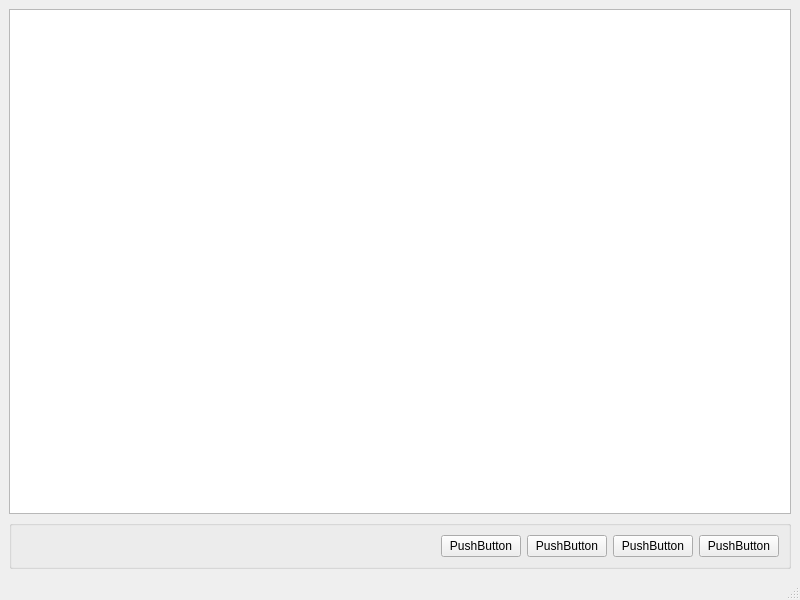
Qt form QGraphicScene_example2/mainwindow.ui (andrei-crisu/ShapeGenerationApp) before a commit.
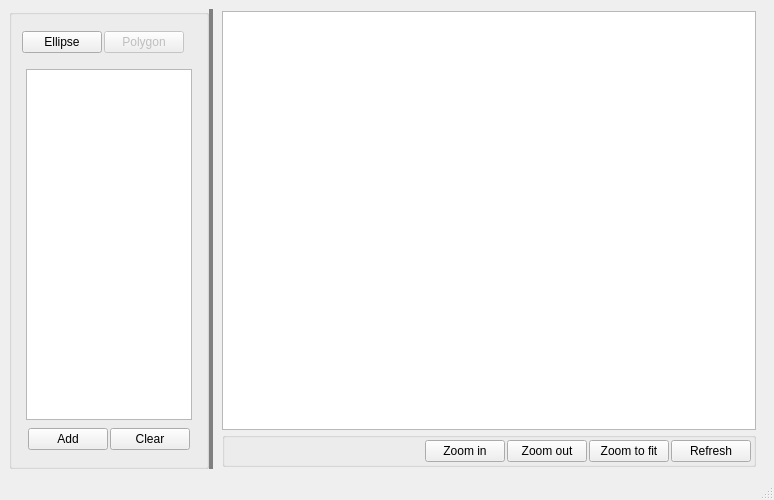
The same form after that commit.

Diff of the .ui file:
```diff
--- a/QGraphicScene_example2/mainwindow.ui
+++ b/QGraphicScene_example2/mainwindow.ui
@@ -6,96 +6,390 @@
    <rect>
     <x>0</x>
     <y>0</y>
-    <width>800</width>
-    <height>600</height>
+    <width>774</width>
+    <height>500</height>
    </rect>
   </property>
   <property name="minimumSize">
    <size>
-    <width>400</width>
-    <height>300</height>
+    <width>600</width>
+    <height>500</height>
    </size>
   </property>
   <property name="windowTitle">
    <string>MainWindow</string>
   </property>
   <widget class="QWidget" name="centralwidget">
-   <layout class="QVBoxLayout" name="verticalLayout">
+   <layout class="QHBoxLayout" name="horizontalLayout_3">
     <item>
-     <widget class="QGraphicsView" name="graphicsView"/>
-    </item>
-    <item>
-     <widget class="QGroupBox" name="groupBox">
-      <property name="title">
-       <string/>
+     <widget class="QSplitter" name="splitter">
+      <property name="sizePolicy">
+       <sizepolicy hsizetype="Expanding" vsizetype="Preferred">
+        <horstretch>1</horstretch>
+        <verstretch>1</verstretch>
+       </sizepolicy>
       </property>
-      <layout class="QHBoxLayout" name="horizontalLayout">
-       <item>
-        <spacer name="horizontalSpacer">
-         <property name="orientation">
-          <enum>Qt::Horizontal</enum>
+      <property name="styleSheet">
+       <string notr="true">QSplitter::handle
+{
+	background-color:gray;
+}</string>
+      </property>
+      <property name="orientation">
+       <enum>Qt::Horizontal</enum>
+      </property>
+      <property name="childrenCollapsible">
+       <bool>false</bool>
+      </property>
+      <widget class="QGroupBox" name="groupBox_2">
+       <property name="sizePolicy">
+        <sizepolicy hsizetype="Minimum" vsizetype="Minimum">
+         <horstretch>1</horstretch>
+         <verstretch>1</verstretch>
+        </sizepolicy>
+       </property>
+       <property name="minimumSize">
+        <size>
+         <width>200</width>
+         <height>0</height>
+        </size>
+       </property>
+       <property name="maximumSize">
+        <size>
+         <width>400</width>
+         <height>16777215</height>
+        </size>
+       </property>
+       <property name="title">
+        <string/>
+       </property>
+       <layout class="QHBoxLayout" name="horizontalLayout_2">
+        <property name="spacing">
+         <number>0</number>
+        </property>
+        <property name="leftMargin">
+         <number>0</number>
+        </property>
+        <property name="topMargin">
+         <number>0</number>
+        </property>
+        <property name="rightMargin">
+         <number>0</number>
+        </property>
+        <property name="bottomMargin">
+         <number>0</number>
+        </property>
+        <item>
+         <widget class="QGroupBox" name="propertiesBox">
+          <property name="sizePolicy">
+           <sizepolicy hsizetype="Preferred" vsizetype="Preferred">
+            <horstretch>1</horstretch>
+            <verstretch>1</verstretch>
+           </sizepolicy>
+          </property>
+          <property name="styleSheet">
+           <string notr="true">QGroupBox#propertiesBox
+{
+border-style:none;
+}</string>
+          </property>
+          <property name="title">
+           <string/>
+          </property>
+          <layout class="QVBoxLayout" name="verticalLayout_2">
+           <property name="spacing">
+            <number>2</number>
+           </property>
+           <property name="leftMargin">
+            <number>2</number>
+           </property>
+           <property name="topMargin">
+            <number>2</number>
+           </property>
+           <property name="rightMargin">
+            <number>2</number>
+           </property>
+           <property name="bottomMargin">
+            <number>2</number>
+           </property>
+           <item>
+            <widget class="QGroupBox" name="shapeTypeBox">
+             <property name="styleSheet">
+              <string notr="true">QGroupBox#shapeTypeBox
+{
+border-style:none;
+}</string>
+             </property>
+             <property name="title">
+              <string/>
+             </property>
+             <layout class="QHBoxLayout" name="horizontalLayout_4">
+              <property name="spacing">
+               <number>2</number>
+              </property>
+              <property name="leftMargin">
+               <number>2</number>
+              </property>
+              <property name="topMargin">
+               <number>2</number>
+              </property>
+              <property name="rightMargin">
+               <number>2</number>
+              </property>
+              <property name="bottomMargin">
+               <number>2</number>
+              </property>
+              <item>
+               <widget class="QPushButton" name="ellipseButton">
+                <property name="minimumSize">
+                 <size>
+                  <width>80</width>
+                  <height>22</height>
+                 </size>
+                </property>
+                <property name="text">
+                 <string>Ellipse</string>
+                </property>
+               </widget>
+              </item>
+              <item>
+               <widget class="QPushButton" name="polygonButton">
+                <property name="enabled">
+                 <bool>false</bool>
+                </property>
+                <property name="minimumSize">
+                 <size>
+                  <width>80</width>
+                  <height>22</height>
+                 </size>
+                </property>
+                <property name="text">
+                 <string>Polygon</string>
+                </property>
+               </widget>
+              </item>
+              <item>
+               <spacer name="horizontalSpacer_2">
+                <property name="orientation">
+                 <enum>Qt::Horizontal</enum>
+                </property>
+                <property name="sizeHint" stdset="0">
+                 <size>
+                  <width>411</width>
+                  <height>20</height>
+                 </size>
+                </property>
+               </spacer>
+              </item>
+             </layout>
+            </widget>
+           </item>
+           <item>
+            <widget class="QStackedWidget" name="stackedWidget_2">
+             <property name="currentIndex">
+              <number>1</number>
+             </property>
+             <widget class="QWidget" name="page_3"/>
+             <widget class="QWidget" name="page_4">
+              <layout class="QVBoxLayout" name="verticalLayout_3">
+               <item>
+                <widget class="QTextEdit" name="polygonVerticesEdit"/>
+               </item>
+               <item>
+                <widget class="QGroupBox" name="shapeTypeBox_2">
+                 <property name="styleSheet">
+                  <string notr="true">QGroupBox
+{
+border-style:none;
+}</string>
+                 </property>
+                 <property name="title">
+                  <string/>
+                 </property>
+                 <layout class="QHBoxLayout" name="horizontalLayout_5">
+                  <property name="spacing">
+                   <number>2</number>
+                  </property>
+                  <property name="leftMargin">
+                   <number>2</number>
+                  </property>
+                  <property name="topMargin">
+                   <number>2</number>
+                  </property>
+                  <property name="rightMargin">
+                   <number>2</number>
+                  </property>
+                  <property name="bottomMargin">
+                   <number>2</number>
+                  </property>
+                  <item>
+                   <widget class="QPushButton" name="pushButton_10">
+                    <property name="minimumSize">
+                     <size>
+                      <width>80</width>
+                      <height>22</height>
+                     </size>
+                    </property>
+                    <property name="text">
+                     <string>Add</string>
+                    </property>
+                   </widget>
+                  </item>
+                  <item>
+                   <widget class="QPushButton" name="pushButton_11">
+                    <property name="minimumSize">
+                     <size>
+                      <width>80</width>
+                      <height>22</height>
+                     </size>
+                    </property>
+                    <property name="text">
+                     <string>Clear</string>
+                    </property>
+                   </widget>
+                  </item>
+                  <item>
+                   <spacer name="horizontalSpacer_3">
+                    <property name="orientation">
+                     <enum>Qt::Horizontal</enum>
+                    </property>
+                    <property name="sizeHint" stdset="0">
+                     <size>
+                      <width>411</width>
+                      <height>20</height>
+                     </size>
+                    </property>
+                   </spacer>
+                  </item>
+                 </layout>
+                </widget>
+               </item>
+              </layout>
+             </widget>
+            </widget>
+           </item>
+          </layout>
+         </widget>
+        </item>
+       </layout>
+      </widget>
+      <widget class="QStackedWidget" name="stackedWidget">
+       <property name="sizePolicy">
+        <sizepolicy hsizetype="Expanding" vsizetype="Expanding">
+         <horstretch>9</horstretch>
+         <verstretch>9</verstretch>
+        </sizepolicy>
+       </property>
+       <property name="currentIndex">
+        <number>0</number>
+       </property>
+       <widget class="QWidget" name="page">
+        <layout class="QVBoxLayout" name="verticalLayout">
+         <property name="spacing">
+          <number>2</number>
          </property>
-         <property name="sizeHint" stdset="0">
-          <size>
-           <width>411</width>
-           <height>20</height>
-          </size>
+         <property name="topMargin">
+          <number>2</number>
          </property>
-        </spacer>
-       </item>
-       <item>
-        <widget class="QPushButton" name="pushButton_4">
-         <property name="minimumSize">
-          <size>
-           <width>80</width>
-           <height>22</height>
-          </size>
+         <property name="bottomMargin">
+          <number>2</number>
          </property>
-         <property name="text">
-          <string>PushButton</string>
-         </property>
-        </widget>
-       </item>
-       <item>
-        <widget class="QPushButton" name="pushButton_3">
-         <property name="minimumSize">
-          <size>
-           <width>80</width>
-           <height>22</height>
-          </size>
-         </property>
-         <property name="text">
-          <string>PushButton</string>
-         </property>
-        </widget>
-       </item>
-       <item>
-        <widget class="QPushButton" name="pushButton_2">
-         <property name="minimumSize">
-          <size>
-           <width>80</width>
-           <height>22</height>
-          </size>
-         </property>
-         <property name="text">
-          <string>PushButton</string>
-         </property>
-        </widget>
-       </item>
-       <item>
-        <widget class="QPushButton" name="pushButton">
-         <property name="minimumSize">
-          <size>
-           <width>80</width>
-           <height>22</height>
-          </size>
-         </property>
-         <property name="text">
-          <string>PushButton</string>
-         </property>
-        </widget>
-       </item>
-      </layout>
+         <item>
+          <widget class="QGraphicsView" name="graphicsView"/>
+         </item>
+         <item>
+          <widget class="QGroupBox" name="groupBox">
+           <property name="title">
+            <string/>
+           </property>
+           <layout class="QHBoxLayout" name="horizontalLayout">
+            <property name="spacing">
+             <number>2</number>
+            </property>
+            <property name="leftMargin">
+             <number>2</number>
+            </property>
+            <property name="topMargin">
+             <number>2</number>
+            </property>
+            <property name="rightMargin">
+             <number>2</number>
+            </property>
+            <property name="bottomMargin">
+             <number>2</number>
+            </property>
+            <item>
+             <spacer name="horizontalSpacer">
+              <property name="orientation">
+               <enum>Qt::Horizontal</enum>
+              </property>
+              <property name="sizeHint" stdset="0">
+               <size>
+                <width>411</width>
+                <height>20</height>
+               </size>
+              </property>
+             </spacer>
+            </item>
+            <item>
+             <widget class="QPushButton" name="pushButton_9">
+              <property name="minimumSize">
+               <size>
+                <width>80</width>
+                <height>22</height>
+               </size>
+              </property>
+              <property name="text">
+               <string>Zoom in</string>
+              </property>
+             </widget>
+            </item>
+            <item>
+             <widget class="QPushButton" name="pushButton_8">
+              <property name="minimumSize">
+               <size>
+                <width>80</width>
+                <height>22</height>
+               </size>
+              </property>
+              <property name="text">
+               <string>Zoom out</string>
+              </property>
+             </widget>
+            </item>
+            <item>
+             <widget class="QPushButton" name="pushButton_7">
+              <property name="minimumSize">
+               <size>
+                <width>80</width>
+                <height>22</height>
+               </size>
+              </property>
+              <property name="text">
+               <string>Zoom to fit</string>
+              </property>
+             </widget>
+            </item>
+            <item>
+             <widget class="QPushButton" name="pushButton_4">
+              <property name="minimumSize">
+               <size>
+                <width>80</width>
+                <height>22</height>
+               </size>
+              </property>
+              <property name="text">
+               <string>Refresh</string>
+              </property>
+             </widget>
+            </item>
+           </layout>
+          </widget>
+         </item>
+        </layout>
+       </widget>
+       <widget class="QWidget" name="page_2"/>
+      </widget>
      </widget>
     </item>
    </layout>
```
Left out of the diff: 2 changed lines with no effect on the pictures.
